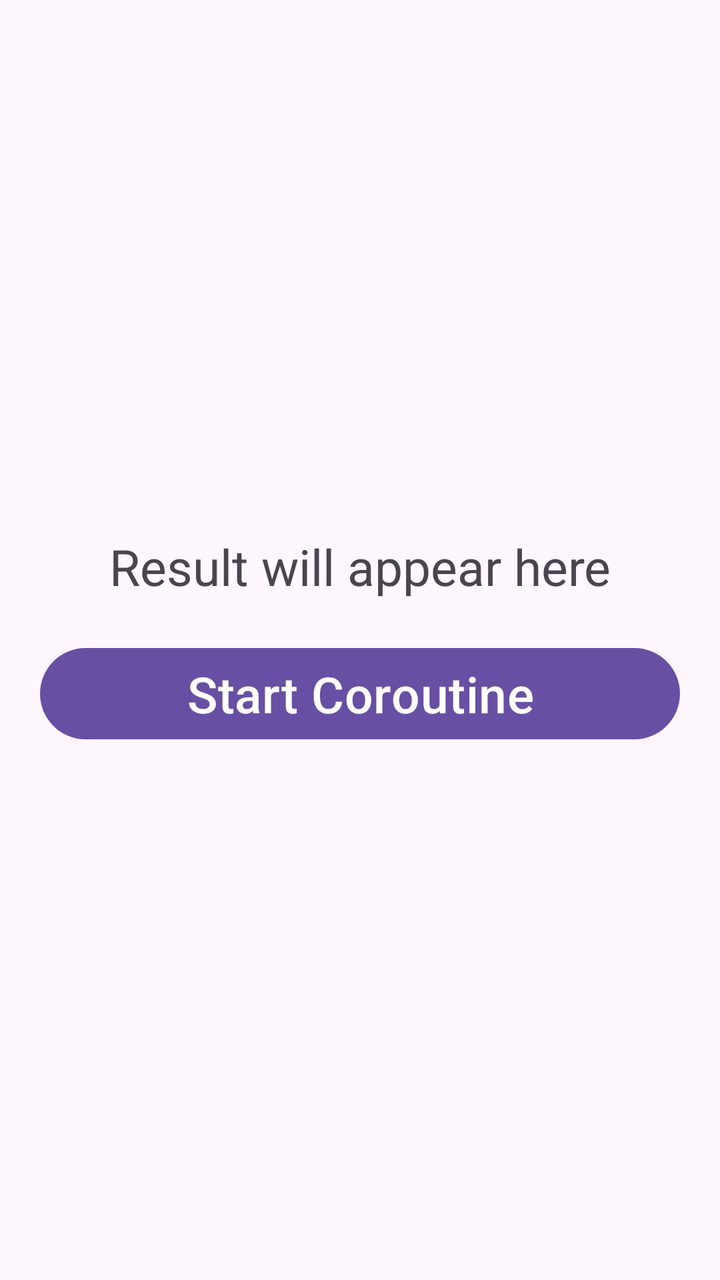
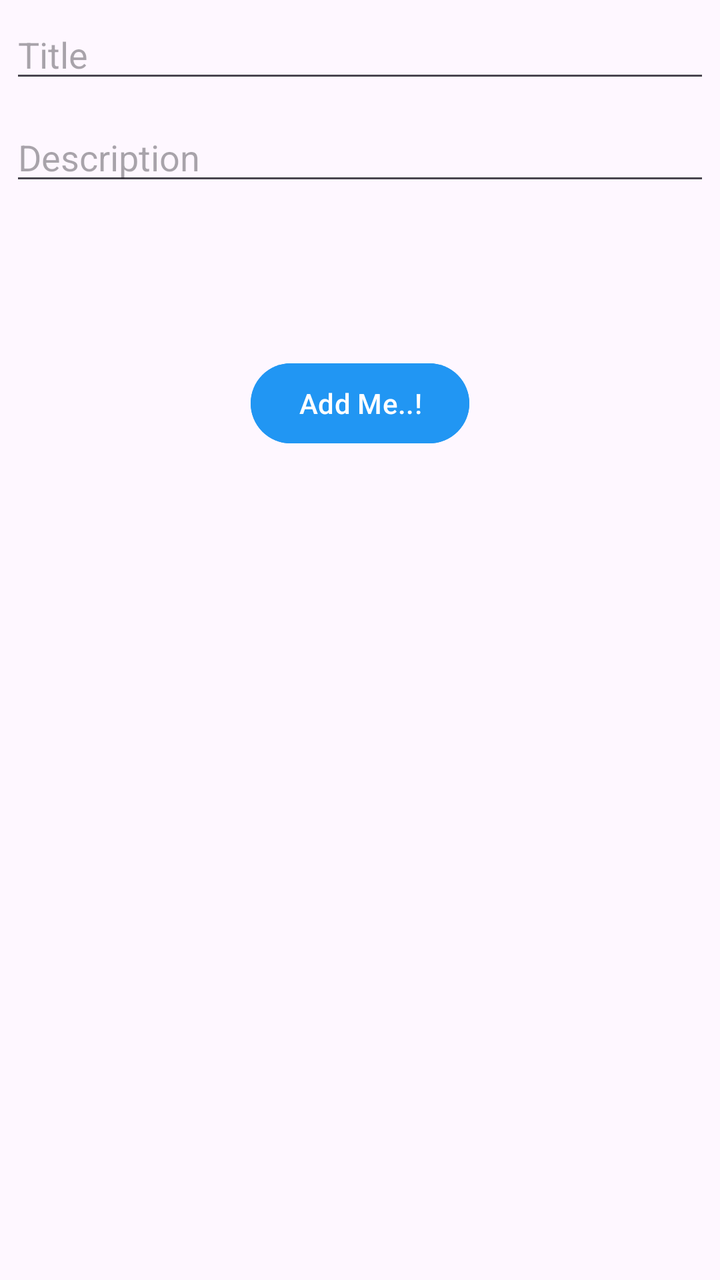

The first picture is an Android layout as it rendered before a commit; the second is the same layout after the commit. The layout source and the unified diff follow.
<!-- AndroidManifest.xml: application theme Theme.Android3 -->
<!-- res/layout/activity_main.xml -->
<?xml version="1.0" encoding="utf-8"?>
<LinearLayout xmlns:android="http://schemas.android.com/apk/res/android"
    xmlns:tools="http://schemas.android.com/tools"
    android:layout_width="match_parent"
    android:layout_height="match_parent"
    android:orientation="vertical"
    android:gravity="center"
    tools:context=".MainActivity"
    android:layout_marginTop="30dp"
    android:padding="20dp">
    <TextView
        android:id="@+id/txtView"
        android:layout_width="match_parent"
        android:textAlignment="center"
        android:textSize="25dp"
        android:layout_height="wrap_content"
        android:text="Result will appear here"
        android:layout_marginBottom="20dp"
        />
    <Button
        android:id="@+id/btn"
        android:layout_width="match_parent"
        android:layout_height="wrap_content"
        android:textSize="25dp"
        android:text="Start Coroutine"/>
</LinearLayout>
<!-- resources referenced by this layout -->
<resources>
  <style name="Theme.Android3" parent="Base.Theme.Android3" />
  <style name="Base.Theme.Android3" parent="Theme.Material3.DayNight.NoActionBar">
          
          
      </style>
</resources>

<!-- the commit's change to res/layout/activity_main.xml (unified diff, before → after) -->
@@ -3,24 +3,39 @@
     xmlns:tools="http://schemas.android.com/tools"
     android:layout_width="match_parent"
     android:layout_height="match_parent"
-    android:orientation="vertical"
     android:gravity="center"
-    tools:context=".MainActivity"
-    android:layout_marginTop="30dp"
-    android:padding="20dp">
-    <TextView
-        android:id="@+id/txtView"
-        android:layout_width="match_parent"
-        android:textAlignment="center"
-        android:textSize="25dp"
-        android:layout_height="wrap_content"
-        android:text="Result will appear here"
-        android:layout_marginBottom="20dp"
-        />
-    <Button
-        android:id="@+id/btn"
+    android:orientation="vertical">
+
+    <EditText
+        android:id="@+id/et1"
         android:layout_width="match_parent"
         android:layout_height="wrap_content"
-        android:textSize="25dp"
-        android:text="Start Coroutine"/>
+        android:layout_margin="5dp"
+        android:layout_marginTop="5dp"
+        android:hint="Title" />
+
+    <EditText
+        android:id="@+id/et2"
+        android:layout_width="match_parent"
+        android:layout_height="wrap_content"
+        android:layout_margin="5dp"
+        android:hint="Description" />
+
+    <ImageView
+        android:id="@+id/im2"
+        android:layout_width="75dp"
+        android:layout_height="75dp"
+        android:src="@mipmap/ic_launcher" />
+
+    <Button
+        android:id="@+id/add"
+        android:layout_width="wrap_content"
+        android:layout_height="wrap_content"
+        android:backgroundTint="#2196F3"
+        android:text="Add Me..!" />
+
+    <ListView
+        android:id="@+id/listView"
+        android:layout_width="match_parent"
+        android:layout_height="match_parent" />
 </LinearLayout>
<!-- resource entries referenced after the edit -->
@@ -1,6 +1,45 @@
 <!-- resources referenced by this layout -->
 <resources>
+  <!-- mipmap ic_launcher (mipmap-anydpi-v26) -->
+  <?xml version="1.0" encoding="utf-8"?>
+  <adaptive-icon xmlns:android="http://schemas.android.com/apk/res/android">
+      <background android:drawable="@drawable/ic_launcher_background" />
+      <foreground android:drawable="@drawable/ic_launcher_foreground" />
+      <monochrome android:drawable="@drawable/ic_launcher_foreground" />
+  </adaptive-icon>
   <style name="Theme.Android3" parent="Base.Theme.Android3" />
+  <!-- drawable ic_launcher_background: vector/xml drawable (drawable, 5605 chars, omitted) -->
+  <!-- drawable ic_launcher_foreground (drawable) -->
+  <vector xmlns:android="http://schemas.android.com/apk/res/android"
+      xmlns:aapt="http://schemas.android.com/aapt"
+      android:width="108dp"
+      android:height="108dp"
+      android:viewportWidth="108"
+      android:viewportHeight="108">
+      <path android:pathData="M31,63.928c0,0 6.4,-11 12.1,-13.1c7.2,-2.6 26,-1.4 26,-1.4l38.1,38.1L107,108.928l-32,-1L31,63.928z">
+          <aapt:attr name="android:fillColor">
+              <gradient
+                  android:endX="85.84757"
+                  android:endY="92.4963"
+                  android:startX="42.9492"
+                  android:startY="49.59793"
+                  android:type="linear">
+                  <item
+                      android:color="#44000000"
+                      android:offset="0.0" />
+                  <item
+                      android:color="#00000000"
+                      android:offset="1.0" />
+              </gradient>
+          </aapt:attr>
+      </path>
+      <path
+          android:fillColor="#FFFFFF"
+          android:fillType="nonZero"
+          android:pathData="M65.3,45.828l3.8,-6.6c0.2,-0.4 0.1,-0.9 -0.3,-1.1c-0.4,-0.2 -0.9,-0.1 -1.1,0.3l-3.9,6.7c-6.3,-2.8 -13.4,-2.8 -19.7,0l-3.9,-6.7c-0.2,-0.4 -0.7,-0.5 -1.1,-0.3C38.8,38.328 38.7,38.828 38.9,39.228l3.8,6.6C36.2,49.428 31.7,56.028 31,63.928h46C76.3,56.028 71.8,49.428 65.3,45.828zM43.4,57.328c-0.8,0 -1.5,-0.5 -1.8,-1.2c-0.3,-0.7 -0.1,-1.5 0.4,-2.1c0.5,-0.5 1.4,-0.7 2.1,-0.4c0.7,0.3 1.2,1 1.2,1.8C45.3,56.528 44.5,57.328 43.4,57.328L43.4,57.328zM64.6,57.328c-0.8,0 -1.5,-0.5 -1.8,-1.2s-0.1,-1.5 0.4,-2.1c0.5,-0.5 1.4,-0.7 2.1,-0.4c0.7,0.3 1.2,1 1.2,1.8C66.5,56.528 65.6,57.328 64.6,57.328L64.6,57.328z"
+          android:strokeWidth="1"
+          android:strokeColor="#00000000" />
+  </vector>
   <style name="Base.Theme.Android3" parent="Theme.Material3.DayNight.NoActionBar">
           
           
